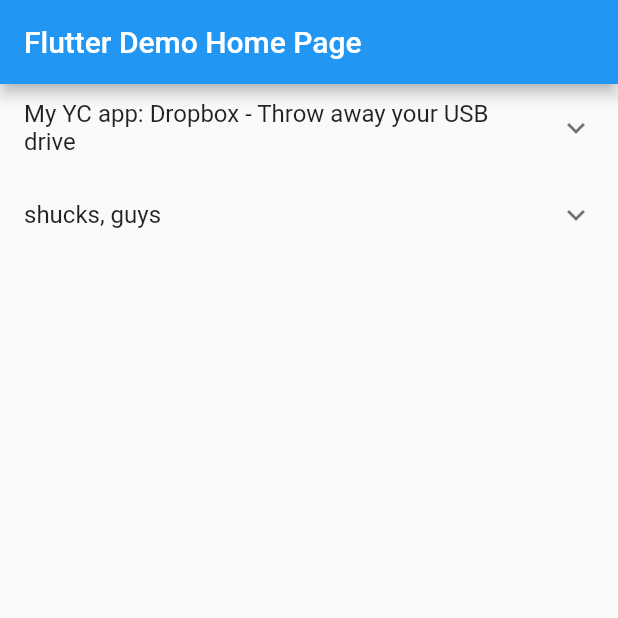
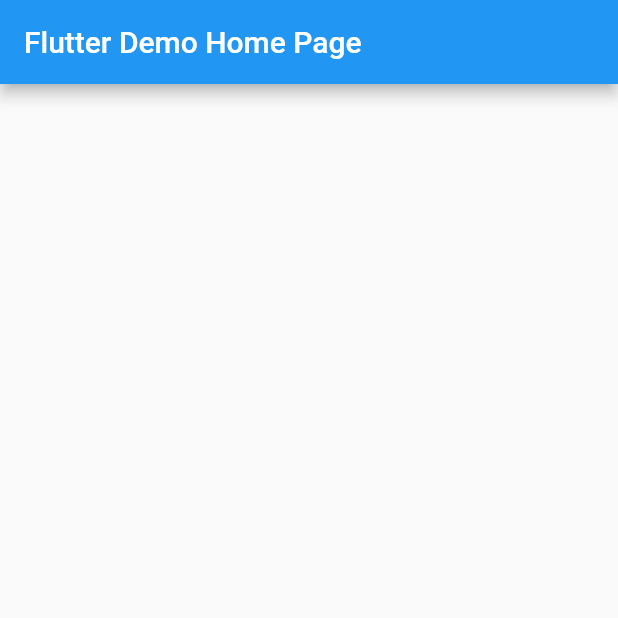
Before and after one commit to badver/flutter_boring_app, a Flutter app: the screen it shows after launch, on a phone screen of 412 x 824 dp, the top half of it. Run offline on Flutter 3.47's test engine with Material 2 defaults, Android fonts, the phone set to English and light mode, and no system bars; our stand-ins replace built_collection, built_value; generated files the repository leaves out were written again.

Commit message:
add json serialization to Article

```diff
--- a/lib/main.dart
+++ b/lib/main.dart
@@ -29,7 +29,7 @@ class MyHomePage extends StatefulWidget {
 }
 
 class _MyHomePageState extends State<MyHomePage> {
-  List<Article> _articles = articles;
+  List<Article> _articles = []; //articles;
 
   @override
   Widget build(BuildContext context) {
--- a/lib/src/article.dart
+++ b/lib/src/article.dart
@@ -1,57 +1,59 @@
-class Article {
-  final String title;
-  final String text;
-  final String url;
-  final String by;
-  final String type;
-  final int time;
-  final int id;
-  final int score;
-  final int commentsCount;
+import 'package:built_collection/built_collection.dart';
+import 'package:built_value/built_value.dart';
+import 'package:built_value/serializer.dart';
 
-  const Article(
-      {this.id,
-      this.title,
-      this.text,
-      this.url,
-      this.by,
-      this.time,
-      this.score,
-      this.type,
-      this.commentsCount});
+part 'article.g.dart';
 
-  factory Article.fromJson(Map<String, dynamic> json) {
-    if (json == null) return null;
+abstract class Article implements Built<Article, ArticleBuilder> {
+  static Serializer<Article> get serializer => _$articleSerializer;
 
-    return Article(
-        id: json['id'],
-        title: json['title'],
-        text: json['text'],
-        url: json['url'],
-        by: json['by'],
-        time: json['time'],
-        score: json['score'],
-        type: json['type'],
-        commentsCount: json['commentsCount']);
-  }
+  int get id;
+
+  @nullable
+  bool get deleted; // true if the item is deleted.
+
+  @nullable
+  String
+      get type; //	The type of item. One of "job", "story", "comment", "poll", or "pollopt".
+
+  @nullable
+  String get by; //	The username of the item's author.
+
+  @nullable
+  int get time; // Creation date of the item, in Unix Time.
+
+  @nullable
+  String get text; //	The comment, story or poll text. HTML.
+
+  @nullable
+  bool get dead; //	true if the item is dead.
+
+  @nullable
+  int get parent; // The comment's parent: either another comment or the relevant story.
+
+  @nullable
+  int get poll; //	The pollopt's associated poll.
+
+  @nullable
+  BuiltList<int>
+      get kids; //	The ids of the item's comments, in ranked display order.
+
+  @nullable
+  String get url; //	The URL of the story.
+
+  @nullable
+  int get score; //	The story's score, or the votes for a pollopt.
+
+  @nullable
+  String get title; //	The title of the story, poll or job.
+
+  @nullable
+  BuiltList<int> get parts; //	A list of related pollopts, in display order.
+
+  @nullable
+  int get descendants; //	In the case of stories or polls, the total comment count.
+
+  Article._();
+
+  factory Article([updates(ArticleBuilder b)]) = _$Article;
 }
-
-final articles = [
-  Article(
-      id: 123,
-      by: "dhouston",
-      score: 111,
-      time: 1175714200,
-      title: "My YC app: Dropbox - Throw away your USB drive",
-      type: "story",
-      url: "https://www.getdropbox.com/u/2/screencast.html"),
-  Article(
-      by: "norvig",
-      id: 2921983,
-      title: "shucks, guys",
-      text: """
-      Aw shucks, guys ... you make me blush with your compliments.<p>Tell you what, Ill make a deal: I'll keep writing if you keep reading. K?
-      """,
-      time: 1314211127,
-      type: "comment")
-];
--- a/lib/src/json_parsing.dart
+++ b/lib/src/json_parsing.dart
@@ -1,5 +1,8 @@
+import 'dart:convert' as json;
+
 import 'package:flutter_boring_app/src/article.dart';
-import 'dart:convert' as json;
+
+import 'serializers.dart';
 
 List<int> parseTopStories(String jsonStr) {
   final parsed = json.jsonDecode(jsonStr);
@@ -8,5 +11,6 @@ List<int> parseTopStories(String jsonStr) {
 
 Article parseArticle(String jsonStr) {
   final parsed = json.jsonDecode(jsonStr);
-  return Article.fromJson(parsed);
+  Article article = serializers.deserializeWith(Article.serializer, parsed);
+  return article; // Article.fromJson(parsed);
 }
--- /dev/null
+++ b/lib/src/serializers.dart
@@ -0,0 +1,10 @@
+import 'package:built_collection/built_collection.dart';
+import 'package:built_value/serializer.dart';
+import 'package:flutter_boring_app/src/article.dart';
+import 'package:built_value/standard_json_plugin.dart';
+
+part 'serializers.g.dart';
+
+@SerializersFor(const [Article])
+final Serializers serializers =
+    (_$serializers.toBuilder()..addPlugin(StandardJsonPlugin())).build();
--- a/pubspec.yaml
+++ b/pubspec.yaml
@@ -15,6 +15,9 @@ environment:
 dependencies:
   cupertino_icons: ^0.1.2
 
+  built_collection: '>=2.0.0 <5.0.0'
+  built_value: '>=5.5.5 <7.0.0'
+
   #  url_launcher: ^4.0.2  // this version has a bug on android, so uncomment when comes 4.0.3
   url_launcher:
     git:
@@ -26,7 +29,10 @@ dependencies:
 
 
 dev_dependencies:
+  build_runner: ^1.0.0
+  built_value_generator: ^6.2.0
   test: ^1.5.1+1
+
   flutter_test:
     sdk: flutter
 
```
Also changed, not shown: lib/src/article.g.dart (added), lib/src/serializers.g.dart (added), 2 other files.
